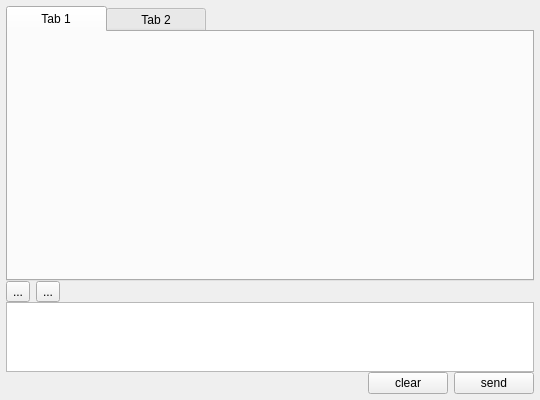
Old version of the form src/gui/DialogWindow.ui in the repository JoshuaAtBuaa/wingim.
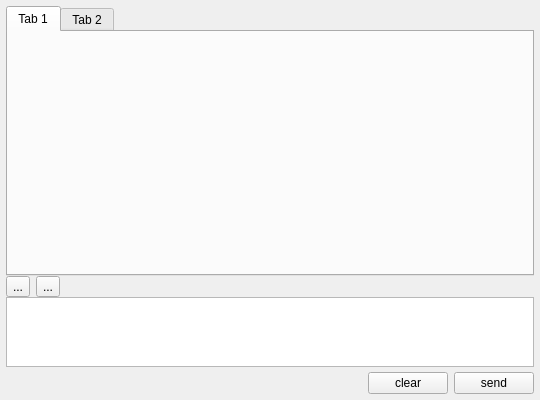
New version of the form. Custom widgets are drawn as their Qt base class.

The edit to the form file:
```diff
--- a/src/gui/DialogWindow.ui
+++ b/src/gui/DialogWindow.ui
@@ -45,13 +45,6 @@
        <property name="contextMenuPolicy">
         <enum>Qt::NoContextMenu</enum>
        </property>
-       <property name="styleSheet">
-        <string notr="true">QTabBar::tab 
-{
-	min-width: 100px;
-	max-width: 100px;
-}</string>
-       </property>
        <property name="currentIndex">
         <number>0</number>
        </property>
@@ -119,6 +112,9 @@
      </item>
      <item row="3" column="0">
       <layout class="QHBoxLayout" name="horizontalLayout">
+       <property name="topMargin">
+        <number>5</number>
+       </property>
        <item>
         <spacer name="horizontalSpacer">
          <property name="orientation">
```
